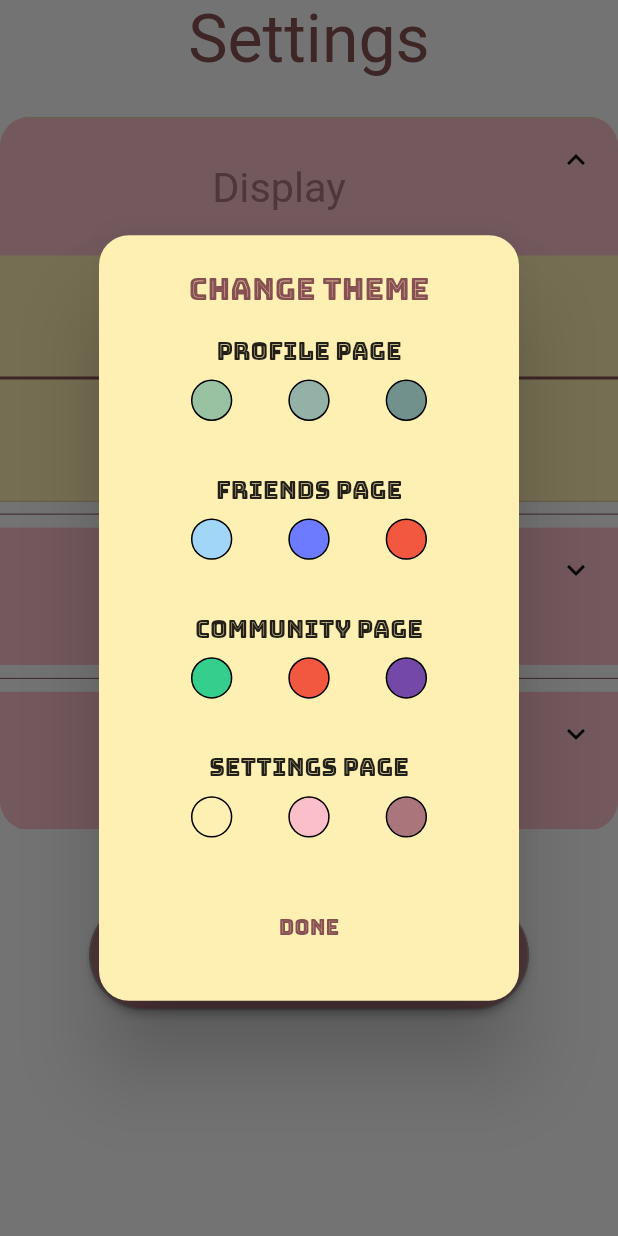
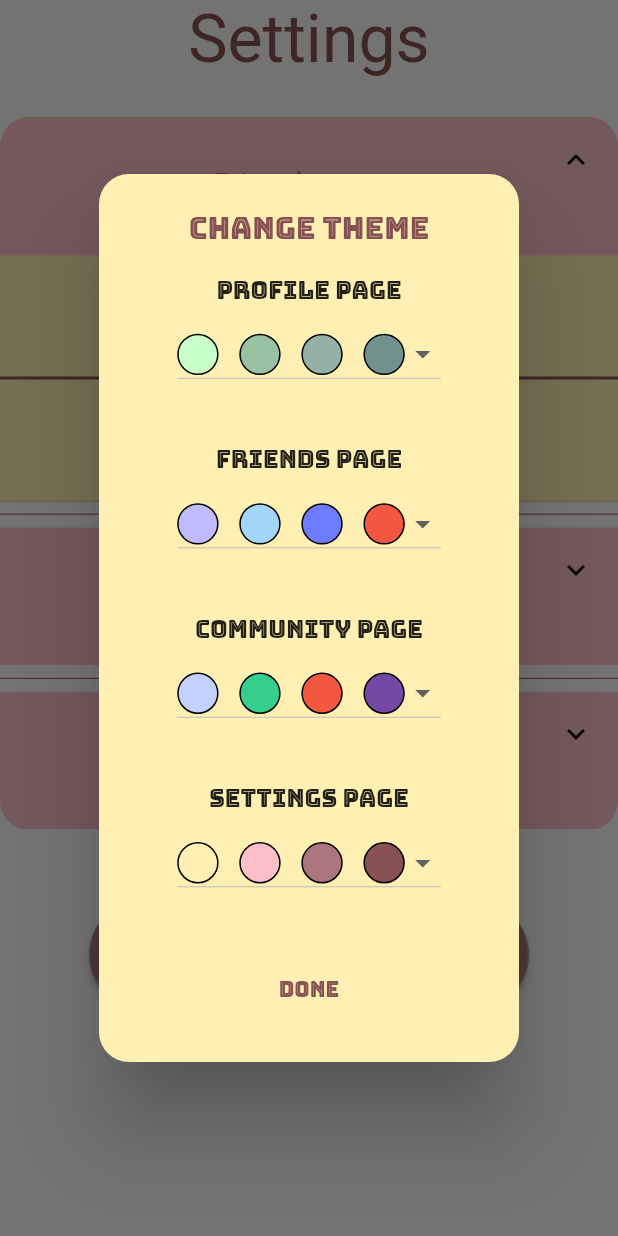
Before and after one commit to Spandan14/HumanKnit, a Flutter app: the SettingsPage widget shown alone on an empty page, opened directly, after a tap on "Display", after a tap on "Change Theme", on a phone screen of 412 x 824 dp. Run offline on Flutter 3.47's test engine with Material 2 defaults, Android fonts, the phone set to English and light mode, and no system bars; our stand-ins replace cloud_firestore, firebase_auth; accounts and stored records are empty.

Commit message:
basic dropdown menu ui for theme change dialog

```diff
--- a/humanknit/lib/nav.dart
+++ b/humanknit/lib/nav.dart
@@ -40,7 +40,7 @@ class _NavigationState extends State<Navigation> {
     final List<Color> backgroundColors = [
       Color(0xffc9ffc9),
       Color(0xffc1baff),
-      Color(0xffffffff),
+      Color(0xffc3d1ff),
       Color(0xffffffff),
     ];
 
--- a/humanknit/lib/settings.dart
+++ b/humanknit/lib/settings.dart
@@ -288,23 +288,23 @@ class SettingsPageState extends State<SettingsPage> {
                 Text(
                   "Profile Page",
                 ),
-                makeThemeRow(Color(0xff99c2a2), Color(0xff93b1a7),
-                    Color(0xff71918d), height),
+                makeThemeRow(Color(0xffc9ffc9), Color(0xff99c2a2),
+                    Color(0xff93b1a7), Color(0xff71918d), height),
                 Text(
                   "Friends Page",
                 ),
-                makeThemeRow(Color(0xffa2d6f9), Color(0xff6c7bff),
-                    Color(0xfff25740), height),
+                makeThemeRow(Color(0xffc1baff), Color(0xffa2d6f9),
+                    Color(0xff6c7bff), Color(0xfff25740), height),
                 Text(
                   "Community Page",
                 ),
-                makeThemeRow(Color(0xff35ce8d), Color(0xfff25740),
-                    Color(0xff7348a6), height),
+                makeThemeRow(Color(0xffc3d1ff), Color(0xff35ce8d),
+                    Color(0xfff25740), Color(0xff7348a6), height),
                 Text(
                   "Settings Page",
                 ),
                 makeThemeRow(Color(0xfffeefb3), Color(0xfffbbfca),
-                    Color(0xffaa767c), height),
+                    Color(0xffaa767c), Color(0xff875053), height),
                 FlatButton(
                   child: Text(
                     "Done",
@@ -324,36 +324,66 @@ class SettingsPageState extends State<SettingsPage> {
     );
   }
 
-  Padding makeThemeRow(Color c1, Color c2, Color c3, double height) {
-    return Padding(
-      padding:
-          EdgeInsets.only(top: 10 / 896 * height, bottom: 40 / 896 * height),
-      child: Row(
-        mainAxisAlignment: MainAxisAlignment.spaceEvenly,
+  Padding makeThemeRow(Color c1, Color c2, Color c3, Color c4, double height) {
+    final circleDiameter = 30 / 896 * height;
+    Row colorRow() {
+      return Row(
         children: [
           Container(
-            width: 30 / 896 * height,
-            height: 30 / 896 * height,
+            width: circleDiameter,
+            height: circleDiameter,
             decoration: BoxDecoration(
                 shape: BoxShape.circle,
                 color: c1,
                 border: Border.all(color: Colors.black)),
           ),
+          SizedBox(width: circleDiameter / 2),
           Container(
-            width: 30 / 896 * height,
-            height: 30 / 896 * height,
+            width: circleDiameter,
+            height: circleDiameter,
             decoration: BoxDecoration(
                 shape: BoxShape.circle,
                 color: c2,
                 border: Border.all(color: Colors.black)),
           ),
+          SizedBox(width: circleDiameter / 2),
           Container(
-            width: 30 / 896 * height,
-            height: 30 / 896 * height,
+            width: circleDiameter,
+            height: circleDiameter,
             decoration: BoxDecoration(
                 shape: BoxShape.circle,
                 color: c3,
                 border: Border.all(color: Colors.black)),
+          ),
+          SizedBox(width: circleDiameter / 2),
+          Container(
+            width: circleDiameter,
+            height: circleDiameter,
+            decoration: BoxDecoration(
+                shape: BoxShape.circle,
+                color: c4,
+                border: Border.all(color: Colors.black)),
+          ),
+        ],
+      );
+    }
+
+    final row = colorRow();
+    return Padding(
+      padding:
+          EdgeInsets.only(top: 10 / 896 * height, bottom: 40 / 896 * height),
+      child: DropdownButton<Row>(
+        value: row,
+        //icon: Icon(Icons.arrow_drop_down_circle),
+        iconSize: 24,
+        elevation: 200,
+        onChanged: (Row newValue) {
+          setState(() {});
+        },
+        items: [
+          DropdownMenuItem<Row>(
+            value: row,
+            child: row,
           ),
         ],
       ),
```
